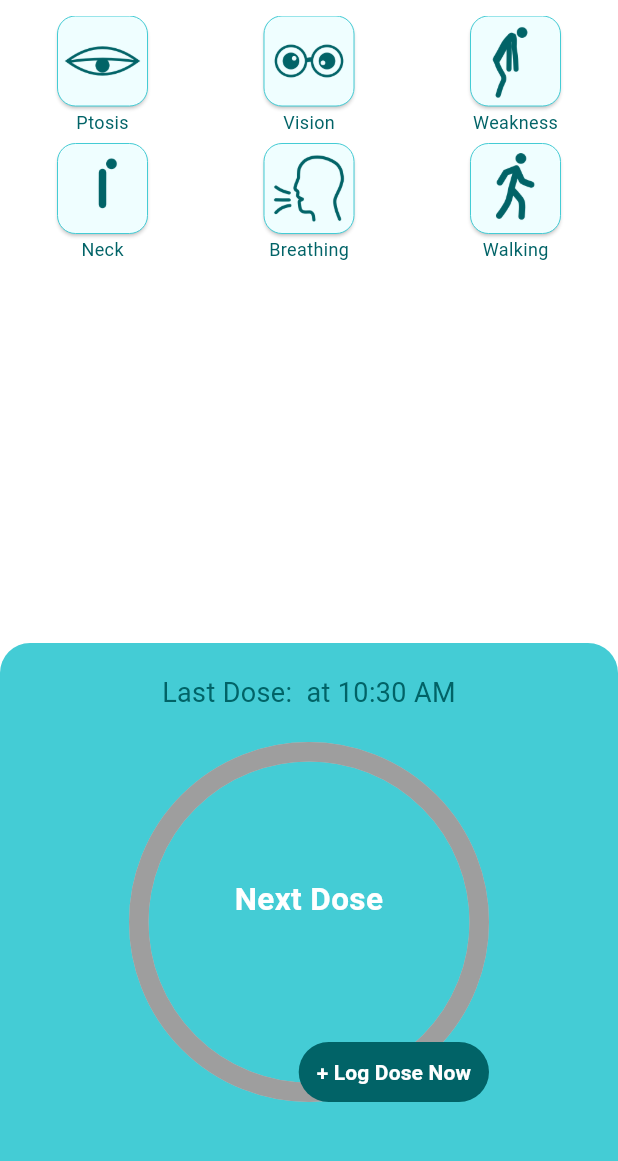
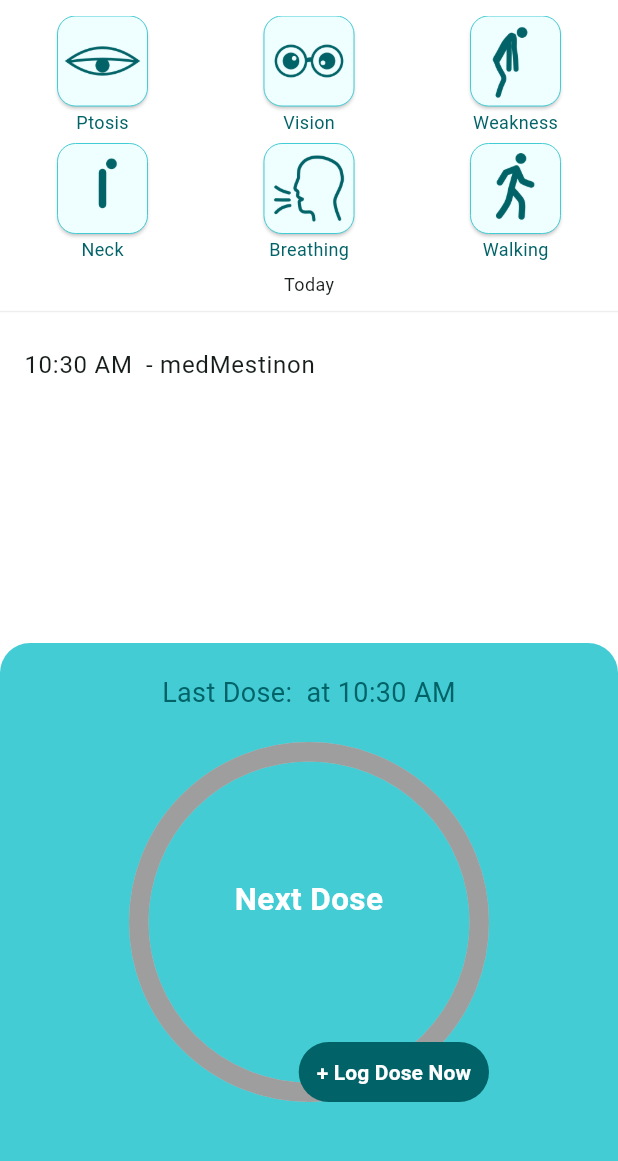
Before and after one commit to dojosgithub/mestinow, a Flutter app: the StatusPage screen opened by its route, after a tap on an icon or button, on a phone screen of 412 x 824 dp, the part 68-1229 px from its top. Run offline on Flutter 3.47's test engine with Material 3 defaults, Android fonts, the phone set to English and light mode, and no system bars; drawn by our look-alikes of percent_indicator; our stand-ins replace flutter_local_notifications, objectbox, shared_preferences, timezone; missing offline and left inert: relative_time; accounts and stored records are empty; generated files the repository leaves out were written again.

Commit message:
scrollable todays event with fixed bottom panel

```diff
--- a/lib/pages/status.dart
+++ b/lib/pages/status.dart
@@ -8,6 +8,7 @@ import 'package:timezone/timezone.dart' as tz;
 import 'package:provider/provider.dart';
 import 'package:flutter_gen/gen_l10n/app_localizations.dart';
 import 'package:relative_time/relative_time.dart';
+import 'package:intl/intl.dart';
 
 import '../theme/colors.dart';
 import '../pages/settings.dart';
@@ -31,6 +32,7 @@ class _StatusPageState extends State<StatusPage> {
   static const String _intervalKey = 'mestinon_interval_hours';
   late int remainingSeconds;
   late int? lastButtonPressTime;
+  late List<EventLog> _events = [];
   Timer? timer;
 
   final FlutterLocalNotificationsPlugin notificationsPlugin =
@@ -45,6 +47,27 @@ class _StatusPageState extends State<StatusPage> {
     {'icon': 'assets/icons/breathing.png', 'label': 'Breathing'},
     {'icon': 'assets/icons/walking.png', 'label': 'Walking'},
   ];
+
+  Future<void> _loadEvents() async {
+    // Load events for today
+    final today = DateTime.now();
+    final startOfDay = DateTime(
+      today.year,
+      today.month,
+      today.day,
+    );
+    final endOfDay = startOfDay.add(const Duration(days: 1));
+
+    try {
+      final events = await db.getEventsForDateRange(startOfDay, endOfDay);
+
+      setState(() {
+        _events = events;
+      });
+    } catch (e) {
+      print(e);
+    }
+  }
 
   @override
   void initState() {
@@ -258,6 +281,7 @@ class _StatusPageState extends State<StatusPage> {
   @override
   Widget build(BuildContext context) {
     db = Provider.of<DatabaseService>(context);
+    _loadEvents();
     final l10n = AppLocalizations.of(context)!;
 
     int minutes = remainingSeconds ~/ 60;
@@ -348,9 +372,7 @@ class _StatusPageState extends State<StatusPage> {
                 Navigator.push(
                   context,
                   MaterialPageRoute(builder: (context) => const SettingsPage()),
-                ).then(
-                  (_) => _loadSavedTime(),
-                ); // Reload settings when returning
+                ).then((_) => _loadSavedTime()); // Reload settings when returning
               },
             ),
             ListTile(
@@ -367,11 +389,66 @@ class _StatusPageState extends State<StatusPage> {
           ],
         ),
       ),
-      body: Column(
+      body: Stack(
+        children: [
+          Padding(
+            padding: const EdgeInsets.only(bottom: 350), // Leave space for bottom panel
+            child: Column(
               children: [
                 _buildSymptomGrid(),
-          Spacer(),
-          Container(
+
+                // Centered "Today" with underline
+                Padding(
+                  padding: const EdgeInsets.only(top: 0, bottom: 0),
+                  child: Column(
+                    crossAxisAlignment: CrossAxisAlignment.stretch,
+                    children: [
+                      Center(
+                        child: Text(
+                          'Today',
+                          style: TextStyle(
+                            fontSize: 12,
+                          )
+                        ),
+                      ),
+                      SizedBox(height: 2),
+                      Divider(
+                        thickness: 1,
+                        color: AppColors.lightGrey,
+                        indent: 0,
+                        endIndent: 0, // light underline
+                      ),
+                    ],
+                  ),
+                ),
+
+                // Scrollable List
+                Expanded(
+                  child: ListView.separated(
+                    itemCount: _events.length,
+                    itemBuilder: (context, index) {
+                      final event = _events[index];
+                      String formattedTime = '${DateFormat('h:mm a').format(event.timestamp)} '; // e.g., 5:30 PM
+                      return ListTile(
+                        title: Text('$formattedTime - ${event.eventType}'),
+                      );
+                    },
+                    separatorBuilder: (context, index) => Divider(
+                      color: AppColors.lightGrey,
+                      thickness: 1,
+                      height: 0, // tight spacing between items
+                      indent: 16,
+                      endIndent: 16,
+                      ),
+                    ),
+                  ), // Makes the ListView take up the remaining space
+                ],
+              ),
+            ),
+            // Fixed bottom panel
+            Align(
+              alignment: Alignment.bottomCenter,
+              child: Container(
                 // lower panel
                 height: 350,
                 width: MediaQuery.of(context).size.width,
@@ -414,6 +491,7 @@ class _StatusPageState extends State<StatusPage> {
                     ],
                   ),
                 ],
+              ),
             ),
           ),
         ],
```
Lines whose indentation alone changed are shown as unchanged.
